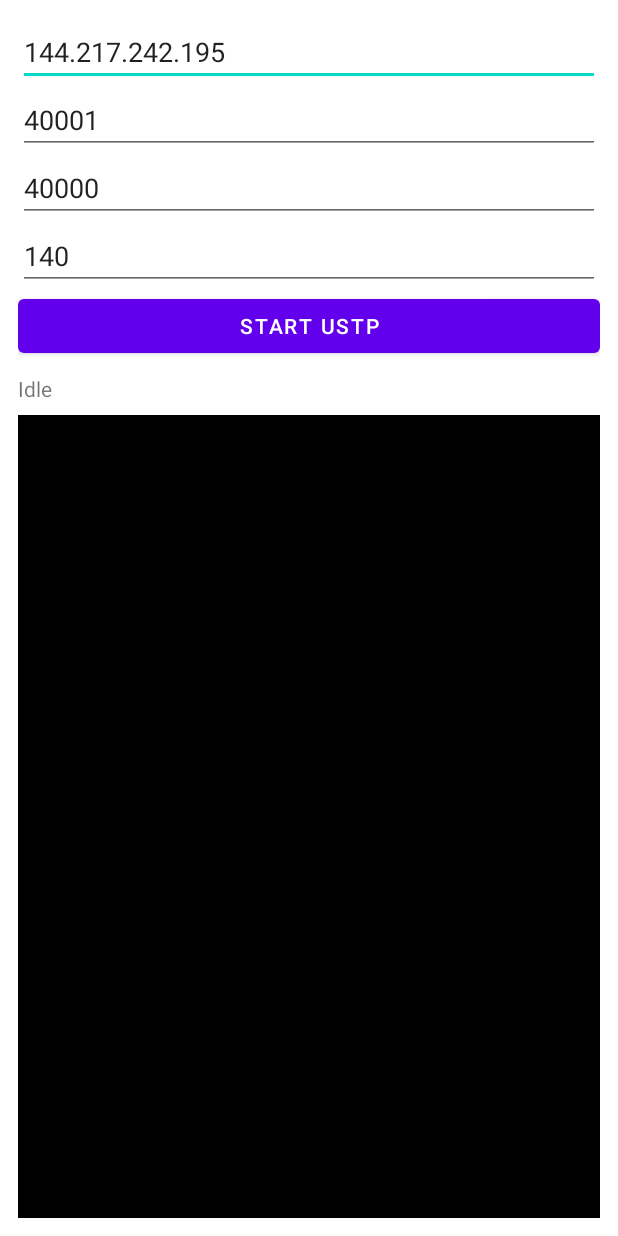
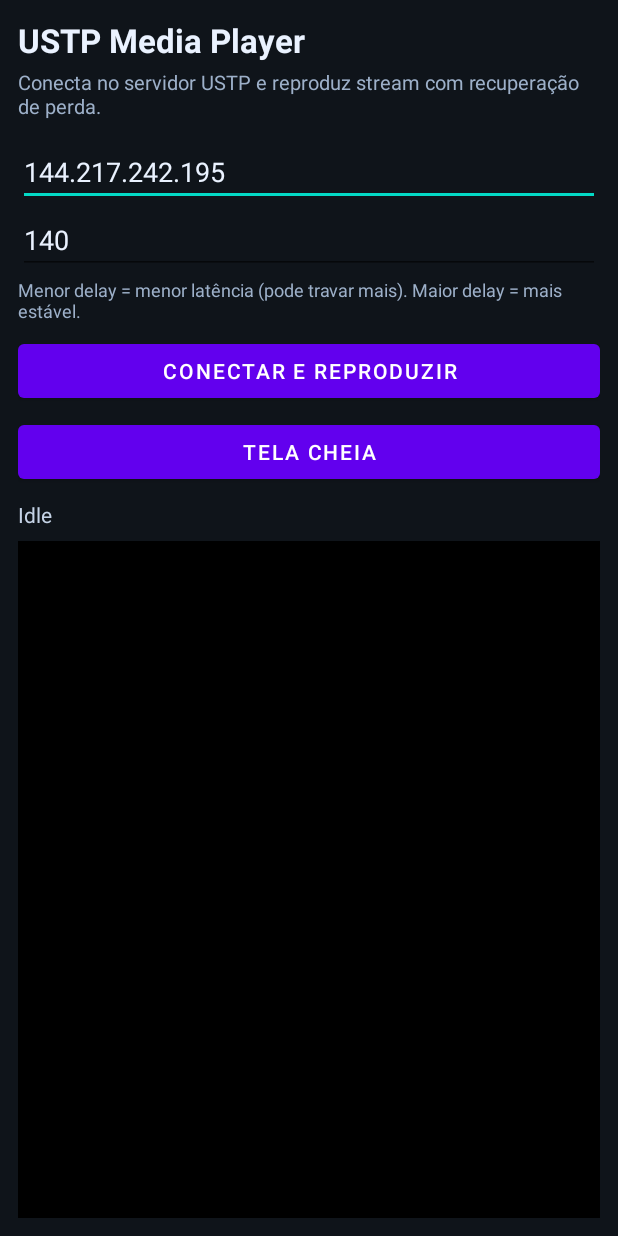
Before and after one commit to x1colegal/USTP, an Android app: the screen it shows after launch (MainActivity), on a phone screen of 412 x 824 dp. Run offline under Robolectric (Android 15) with nearby library versions, the light colour scheme and no system bars.

Commit message:
USTP Android UI polish and UDP reorder output updates

```diff
--- a/USTPMediaPlayer/app/src/main/java/com/ustp/player/MainActivity.kt
+++ b/USTPMediaPlayer/app/src/main/java/com/ustp/player/MainActivity.kt
@@ -4,6 +4,9 @@ import android.os.Bundle
 import android.widget.Button
 import android.widget.EditText
 import android.widget.TextView
+import androidx.core.view.WindowCompat
+import androidx.core.view.WindowInsetsCompat
+import androidx.core.view.WindowInsetsControllerCompat
 import androidx.appcompat.app.AppCompatActivity
 import androidx.media3.common.MediaItem
 import androidx.media3.datasource.DataSpec
@@ -15,29 +18,30 @@ import androidx.media3.ui.PlayerView
 class MainActivity : AppCompatActivity() {
     private var client: UstpClient? = null
     private var player: ExoPlayer? = null
+    private var fullscreen = false
 
     override fun onCreate(savedInstanceState: Bundle?) {
         super.onCreate(savedInstanceState)
         setContentView(R.layout.activity_main)
 
         val etHost = findViewById<EditText>(R.id.etHost)
-        val etServerPort = findViewById<EditText>(R.id.etServerPort)
-        val etLocalPort = findViewById<EditText>(R.id.etLocalPort)
         val etPlayoutDelay = findViewById<EditText>(R.id.etPlayoutDelay)
         val tvStatus = findViewById<TextView>(R.id.tvStatus)
         val btnStart = findViewById<Button>(R.id.btnStart)
+        val btnFullscreen = findViewById<Button>(R.id.btnFullscreen)
         val playerView = findViewById<PlayerView>(R.id.playerView)
+
+        val fixedServerPort = 40001
+        val fixedLocalPort = 40000
 
         btnStart.setOnClickListener {
             val host = etHost.text.toString().trim()
-            val sport = etServerPort.text.toString().toIntOrNull() ?: 40001
-            val lport = etLocalPort.text.toString().toIntOrNull() ?: 40000
             val delayMs = etPlayoutDelay.text.toString().toLongOrNull() ?: 140L
 
             client?.stop()
             player?.release()
 
-            val c = UstpClient(host, sport, lport, playoutDelayMs = delayMs)
+            val c = UstpClient(host, fixedServerPort, fixedLocalPort, playoutDelayMs = delayMs)
             client = c
             c.start { msg -> runOnUiThread { tvStatus.text = msg } }
 
@@ -54,6 +58,23 @@ class MainActivity : AppCompatActivity() {
             exo.playWhenReady = true
             tvStatus.text = "Playing over USTP..."
         }
+
+        btnFullscreen.setOnClickListener {
+            fullscreen = !fullscreen
+            applyFullscreen(fullscreen)
+            btnFullscreen.text = if (fullscreen) "Sair da Tela Cheia" else "Tela Cheia"
+        }
+    }
+
+    private fun applyFullscreen(enable: Boolean) {
+        WindowCompat.setDecorFitsSystemWindows(window, !enable)
+        val controller = WindowInsetsControllerCompat(window, window.decorView)
+        controller.systemBarsBehavior = WindowInsetsControllerCompat.BEHAVIOR_SHOW_TRANSIENT_BARS_BY_SWIPE
+        if (enable) {
+            controller.hide(WindowInsetsCompat.Type.systemBars())
+        } else {
+            controller.show(WindowInsetsCompat.Type.systemBars())
+        }
     }
 
     override fun onDestroy() {
--- a/USTPMediaPlayer/app/src/main/res/layout/activity_main.xml
+++ b/USTPMediaPlayer/app/src/main/res/layout/activity_main.xml
@@ -4,50 +4,74 @@
     android:layout_width="match_parent"
     android:layout_height="match_parent"
     android:orientation="vertical"
-    android:padding="12dp">
+    android:padding="12dp"
+    android:background="#0F141A">
+
+    <TextView
+        android:layout_width="match_parent"
+        android:layout_height="wrap_content"
+        android:text="USTP Media Player"
+        android:textColor="#EAF2FF"
+        android:textStyle="bold"
+        android:textSize="22sp"
+        android:paddingBottom="4dp" />
+
+    <TextView
+        android:layout_width="match_parent"
+        android:layout_height="wrap_content"
+        android:text="Conecta no servidor USTP e reproduz stream com recuperação de perda."
+        android:textColor="#9DB0C9"
+        android:textSize="13sp"
+        android:paddingBottom="12dp" />
 
     <EditText
         android:id="@+id/etHost"
         android:layout_width="match_parent"
         android:layout_height="wrap_content"
         android:hint="Server IP"
+        android:textColor="#EAF2FF"
+        android:textColorHint="#7E8EA4"
         android:text="144.217.242.195" />
-
-    <EditText
-        android:id="@+id/etServerPort"
-        android:layout_width="match_parent"
-        android:layout_height="wrap_content"
-        android:hint="Server Port"
-        android:inputType="number"
-        android:text="40001" />
-
-    <EditText
-        android:id="@+id/etLocalPort"
-        android:layout_width="match_parent"
-        android:layout_height="wrap_content"
-        android:hint="Local Port"
-        android:inputType="number"
-        android:text="40000" />
 
     <EditText
         android:id="@+id/etPlayoutDelay"
         android:layout_width="match_parent"
         android:layout_height="wrap_content"
-        android:hint="Playout Delay (ms)"
+        android:hint="Estabilidade (delay em ms)"
+        android:textColor="#EAF2FF"
+        android:textColorHint="#7E8EA4"
         android:inputType="number"
         android:text="140" />
+
+    <TextView
+        android:id="@+id/tvHelp"
+        android:layout_width="match_parent"
+        android:layout_height="wrap_content"
+        android:text="Menor delay = menor latência (pode travar mais). Maior delay = mais estável."
+        android:textColor="#9DB0C9"
+        android:textSize="12sp"
+        android:paddingTop="2dp"
+        android:paddingBottom="8dp" />
 
     <Button
         android:id="@+id/btnStart"
         android:layout_width="match_parent"
         android:layout_height="wrap_content"
-        android:text="Start USTP" />
+        android:text="Conectar e Reproduzir" />
+
+    <Button
+        android:id="@+id/btnFullscreen"
+        android:layout_width="match_parent"
+        android:layout_height="wrap_content"
+        android:text="Tela Cheia"
+        android:layout_marginTop="6dp" />
 
     <TextView
         android:id="@+id/tvStatus"
         android:layout_width="match_parent"
         android:layout_height="wrap_content"
         android:text="Idle"
+        android:textColor="#C5D3E6"
         android:paddingTop="8dp"
         android:paddingBottom="8dp" />
 
```
Also changed, not shown: 2 other files.
